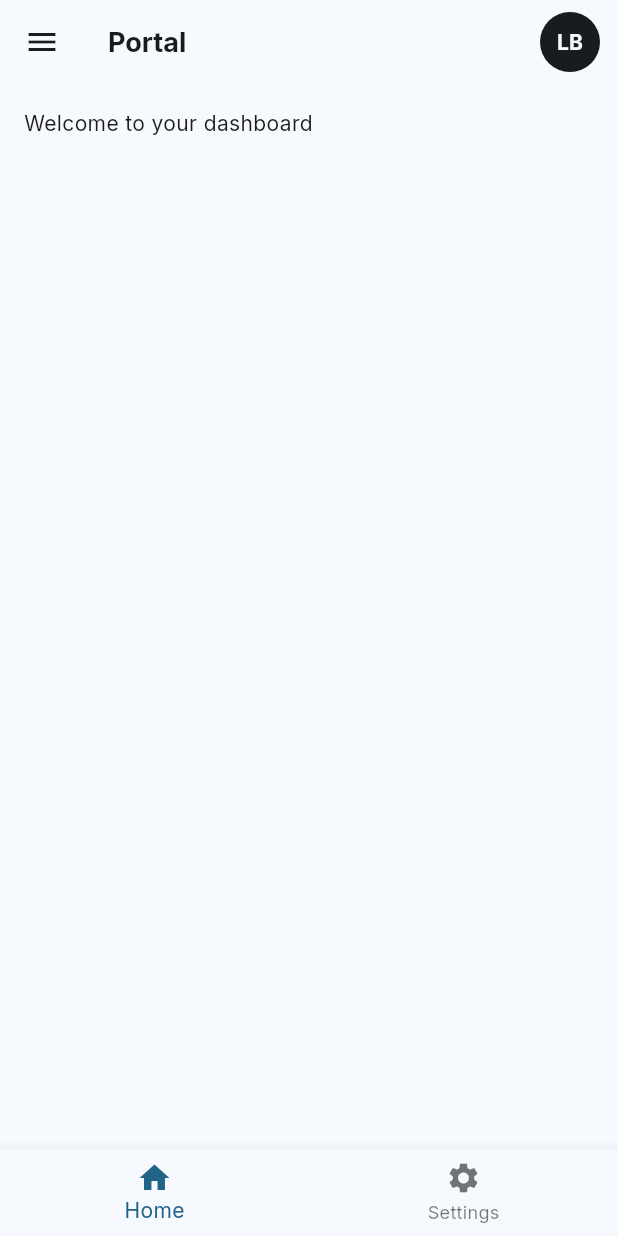
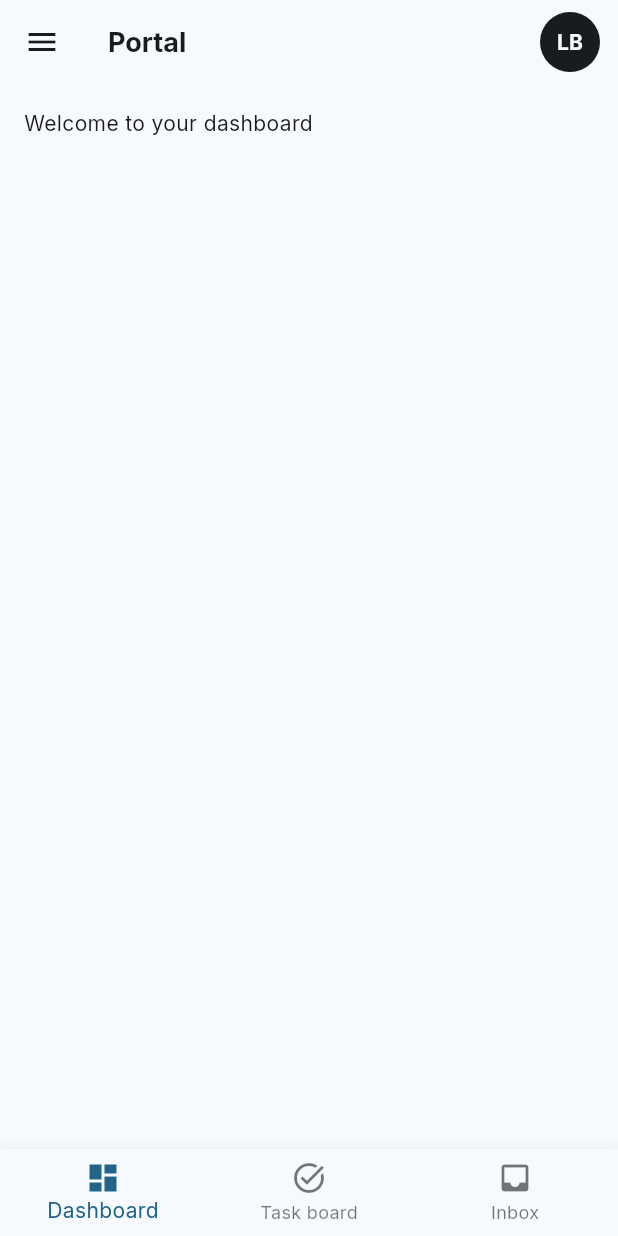
Before and after one commit to michaelnjuguna/hrm-employee-portal, a Flutter app: the screen it shows after launch, on a phone screen of 412 x 824 dp. Run offline on Flutter 3.47's test engine with Material 3 defaults, Android fonts, the phone set to English and light mode, and no system bars; our stand-ins replace flutter_riverpod, go_router, google_fonts, package_info_plus.

Commit message:
feat: bottom navigation

```diff
--- a/lib/app/app.dart
+++ b/lib/app/app.dart
@@ -15,11 +15,10 @@ class MyApp extends ConsumerWidget {
     return MaterialApp.router(
       title: 'Portal',
       debugShowCheckedModeBanner: false,
-      theme: FilamentTheme.light,
-      darkTheme: FilamentTheme.dark,
+      theme: AppTheme.light,
+      darkTheme: AppTheme.dark,
       themeMode: themeMode,
       routerConfig: AppRouter.config(),
-      // themeMode: ThemeMode.system,
     );
   }
 }
--- a/lib/app/router.dart
+++ b/lib/app/router.dart
@@ -1,4 +1,3 @@
-import 'package:flutter/material.dart';
 import 'package:go_router/go_router.dart';
 // Screens
 import 'package:employee_portal/features/dashboard/presentation/dashboard_screen.dart';
--- a/lib/app/theme.dart
+++ b/lib/app/theme.dart
@@ -1,7 +1,7 @@
 import 'package:flutter/material.dart';
 import 'package:google_fonts/google_fonts.dart';
 
-class FilamentTheme {
+class AppTheme {
   static const lightSeedColor = Color(0xFF38BCFF);
   static const darkSeedColor = Color(0xFF2B84D0);
 
--- a/lib/layouts/main_layout.dart
+++ b/lib/layouts/main_layout.dart
@@ -2,6 +2,7 @@ import 'package:employee_portal/app/constants.dart';
 import 'package:employee_portal/core/providers/theme_mode_provider.dart';
 import 'package:flutter/material.dart';
 import 'package:flutter_riverpod/flutter_riverpod.dart';
+import 'package:go_router/go_router.dart';
 import 'package:package_info_plus/package_info_plus.dart';
 
 class MainLayout extends ConsumerStatefulWidget {
@@ -32,6 +33,7 @@ class _MainLayoutState extends ConsumerState<MainLayout> {
     final colorScheme = Theme.of(context).colorScheme;
     final themeMode = ref.watch(themeModeProvider);
     final isDark = themeMode == ThemeMode.dark;
+    int currentIndex = 0;
     return Scaffold(
       appBar: AppBar(
         title: const Text(
@@ -151,12 +153,33 @@ class _MainLayoutState extends ConsumerState<MainLayout> {
         child: widget.child,
       ),
       bottomNavigationBar: BottomNavigationBar(
+        currentIndex: currentIndex,
+        onTap: (index) {
+          setState(() {
+            currentIndex = index;
+          });
+          switch (index) {
+            case 0:
+              context.go('/');
+              break;
+            case 1:
+              context.go('/tasks');
+              break;
+            case 2:
+              context.go('/inbox');
+              break;
+          }
+        },
         items: const [
-          BottomNavigationBarItem(icon: Icon(Icons.home), label: 'Home'),
           BottomNavigationBarItem(
-            icon: Icon(Icons.settings),
-            label: 'Settings',
+            icon: Icon(Icons.dashboard),
+            label: 'Dashboard',
           ),
+          BottomNavigationBarItem(
+            icon: Icon(Icons.task_alt),
+            label: 'Task board',
+          ),
+          BottomNavigationBarItem(icon: Icon(Icons.inbox), label: 'Inbox'),
         ],
       ),
     );
```
